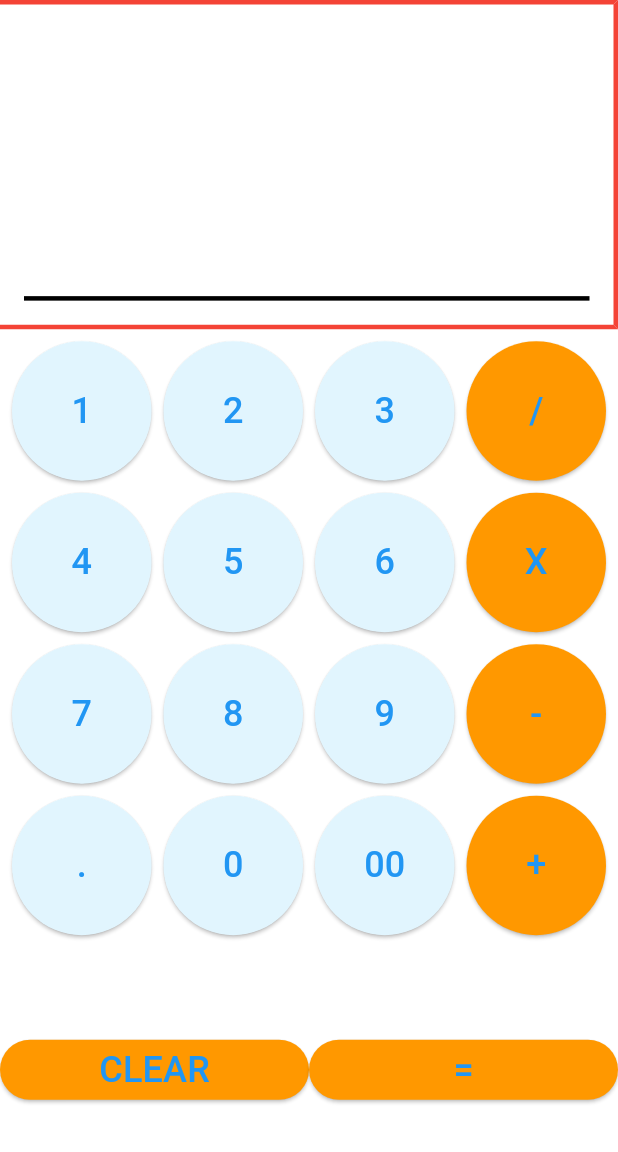
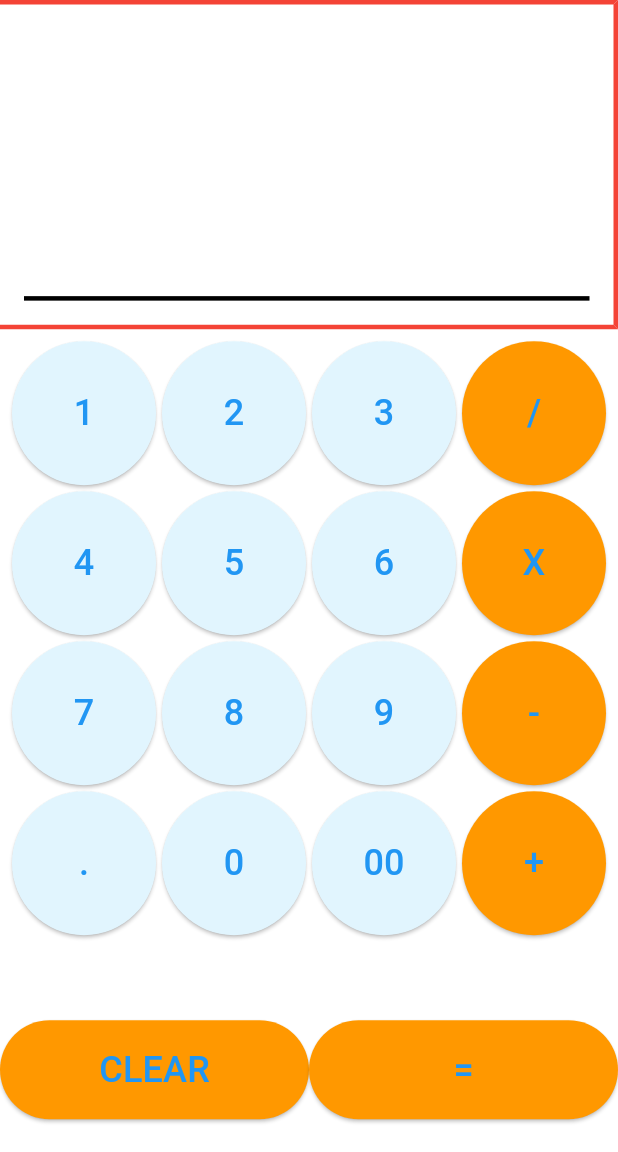
Before and after one commit to dagiteferi/Calculator, a Flutter app: the screen it shows after launch, on a phone screen of 412 x 824 dp, the part 84-1236 px from its top. Run offline on Flutter 3.47's test engine with Material 3 defaults, Android fonts, the phone set to English and light mode, and no system bars; missing offline and left inert: expressions.

Commit message:
buttons connected style done

```diff
--- a/lib/Calculator.dart
+++ b/lib/Calculator.dart
@@ -113,8 +113,8 @@ class _CalculatorState extends State<Calculator> {
                   child: GridView.count(
                     crossAxisCount: 4,
                     padding: const EdgeInsets.all(8.0),
-                    mainAxisSpacing: 8.0,
-                    crossAxisSpacing: 8.0,
+                    mainAxisSpacing: 4.0, // Adjusted spacing
+                    crossAxisSpacing: 4.0, // Adjusted spacing
                     children: [
                       '1',
                       '2',
@@ -140,6 +140,7 @@ class _CalculatorState extends State<Calculator> {
                       return ElevatedButton(
                         onPressed: () => _onButtonPressed(text),
                         style: ElevatedButton.styleFrom(
+                          padding: EdgeInsets.all(16.0), // Adjusted padding
                           backgroundColor: buttonColor,
                           shape: RoundedRectangleBorder(
                             borderRadius:
@@ -165,10 +166,11 @@ class _CalculatorState extends State<Calculator> {
                         child: ElevatedButton(
                           onPressed: () => _onButtonPressed('CLEAR'),
                           style: ElevatedButton.styleFrom(
+                            padding: EdgeInsets.all(16.0), // Adjusted padding
                             backgroundColor: Colors.orange,
                             shape: RoundedRectangleBorder(
                               borderRadius:
-                                  BorderRadius.circular(50), // Adjusted radius
+                                  BorderRadius.circular(40), // Adjusted radius
                             ),
                           ),
                           child: const Text(
@@ -182,10 +184,11 @@ class _CalculatorState extends State<Calculator> {
                         child: ElevatedButton(
                           onPressed: () => _onButtonPressed('='),
                           style: ElevatedButton.styleFrom(
+                            padding: EdgeInsets.all(16.0), // Adjusted padding
                             backgroundColor: Colors.orange,
                             shape: RoundedRectangleBorder(
                               borderRadius:
-                                  BorderRadius.circular(50), // Adjusted radius
+                                  BorderRadius.circular(40), // Adjusted radius
                             ),
                           ),
                           child: const Text(
```
